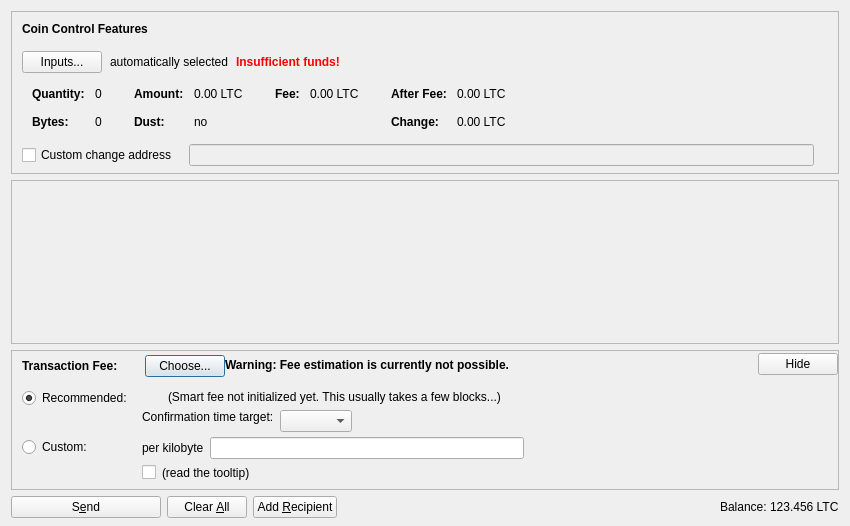
Qt form src/qt/forms/sendcoinsdialog.ui (UbiState/ubicoin) before a commit.
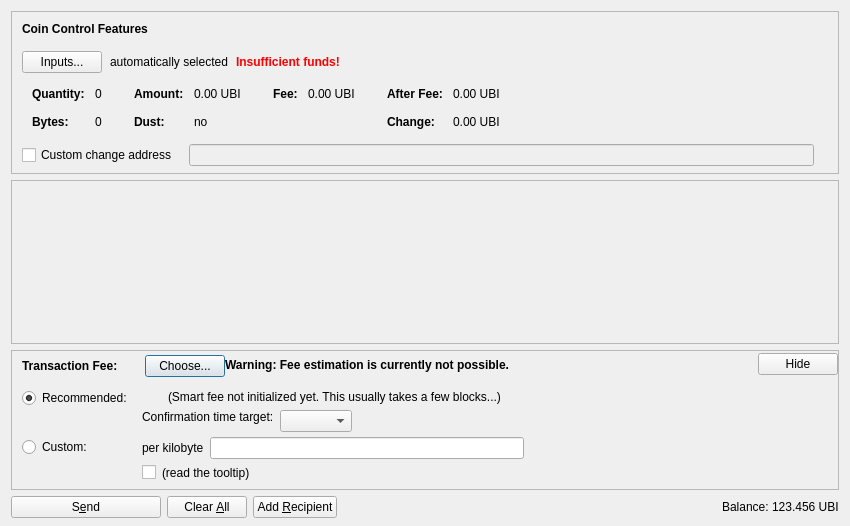
The same form after that commit. Icons and pictures are not drawn. Custom widgets are drawn as their Qt base class.

```diff
--- a/src/qt/forms/sendcoinsdialog.ui
+++ b/src/qt/forms/sendcoinsdialog.ui
@@ -324,7 +324,7 @@
                   <enum>Qt::ActionsContextMenu</enum>
                  </property>
                  <property name="text">
-                  <string notr="true">0.00 LTC</string>
+                  <string notr="true">0.00 UBI</string>
                  </property>
                  <property name="textInteractionFlags">
                   <set>Qt::LinksAccessibleByMouse|Qt::TextSelectableByKeyboard|Qt::TextSelectableByMouse</set>
@@ -404,7 +404,7 @@
                   <enum>Qt::ActionsContextMenu</enum>
                  </property>
                  <property name="text">
-                  <string notr="true">0.00 LTC</string>
+                  <string notr="true">0.00 UBI</string>
                  </property>
                  <property name="textInteractionFlags">
                   <set>Qt::LinksAccessibleByMouse|Qt::TextSelectableByKeyboard|Qt::TextSelectableByMouse</set>
@@ -455,7 +455,7 @@
                   <enum>Qt::ActionsContextMenu</enum>
                  </property>
                  <property name="text">
-                  <string notr="true">0.00 LTC</string>
+                  <string notr="true">0.00 UBI</string>
                  </property>
                  <property name="textInteractionFlags">
                   <set>Qt::LinksAccessibleByMouse|Qt::TextSelectableByKeyboard|Qt::TextSelectableByMouse</set>
@@ -484,7 +484,7 @@
                   <enum>Qt::ActionsContextMenu</enum>
                  </property>
                  <property name="text">
-                  <string notr="true">0.00 LTC</string>
+                  <string notr="true">0.00 UBI</string>
                  </property>
                  <property name="textInteractionFlags">
                   <set>Qt::LinksAccessibleByMouse|Qt::TextSelectableByKeyboard|Qt::TextSelectableByMouse</set>
@@ -1239,7 +1239,7 @@
           <cursorShape>IBeamCursor</cursorShape>
          </property>
          <property name="text">
-          <string notr="true">123.456 LTC</string>
+          <string notr="true">123.456 UBI</string>
          </property>
          <property name="textInteractionFlags">
           <set>Qt::LinksAccessibleByMouse|Qt::TextSelectableByKeyboard|Qt::TextSelectableByMouse</set>
```
